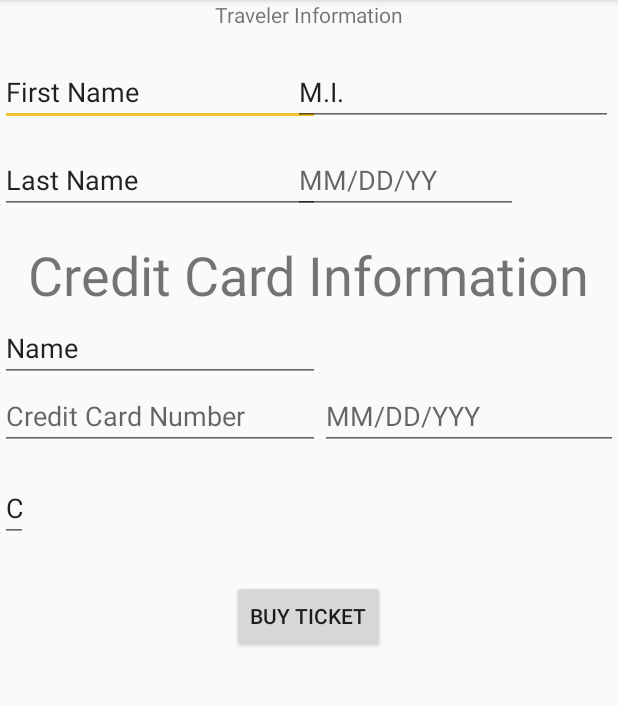
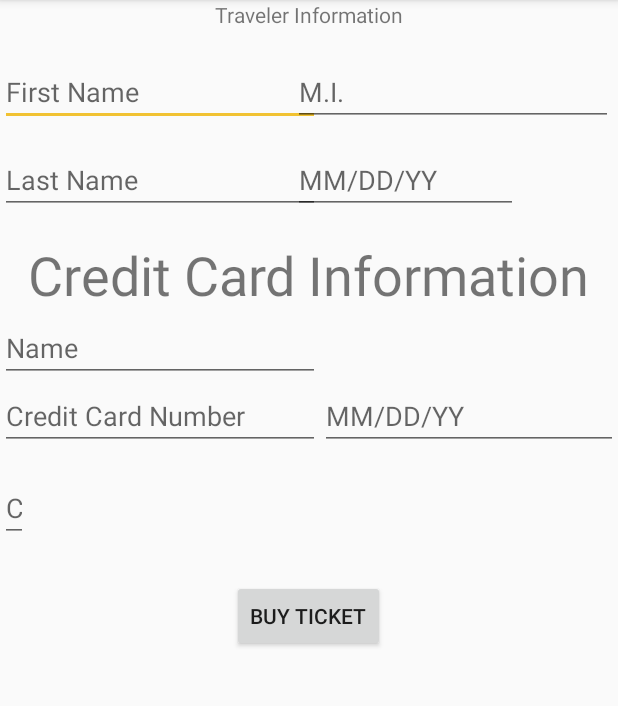
Before and after one commit to violetaria/FlyAway, an Android app: the TravelerInfo screen opened directly, with no data from a screen before it, on a phone screen of 412 x 824 dp, the part 84-790 px from its top. Run offline under Robolectric (Android 15) with nearby library versions, the phone set to English and light mode, and no system bars.

Commit message:
added confirmation page changed words to hints on traveler info page

```diff
--- a/app/src/main/res/layout/activity_main.xml
+++ b/app/src/main/res/layout/activity_main.xml
@@ -101,7 +101,7 @@
     <ImageView
         android:id="@+id/ivLogo"
         android:layout_width="wrap_content" android:layout_height="wrap_content"
-        android:layout_alignTop="@+id/tvTitle" android:layout_centerHorizontal="true"
+        android:layout_centerHorizontal="true"
         android:layout_marginTop="40dp" app:srcCompat="@drawable/flyaway_logo"/>
 
 </RelativeLayout>
--- a/app/src/main/res/layout/activity_payment_summary.xml
+++ b/app/src/main/res/layout/activity_payment_summary.xml
@@ -141,8 +141,8 @@
         android:layout_above="@+id/button2"
         android:layout_alignEnd="@+id/tvDate5"
         android:layout_marginBottom="13dp"
-        android:text="View Payment Schedule"
-        android:textColorLink="@android:color/darker_gray"
+        android:text="@string/ps_underline"
+        android:textColor="#0645AD"
         android:textSize="16sp" />
 
     <TextView
--- a/app/src/main/res/layout/activity_traveler_info.xml
+++ b/app/src/main/res/layout/activity_traveler_info.xml
@@ -13,10 +13,10 @@
         android:layout_weight="1"
         android:ems="10"
         android:inputType="textPersonName"
-        android:text="First Name"
         android:layout_below="@+id/textView2"
         android:layout_alignParentStart="true"
-        android:layout_marginTop="19dp" />
+        android:layout_marginTop="19dp"
+        android:hint="First Name"/>
 
     <TextView
         android:id="@+id/textView2"
@@ -36,7 +36,7 @@
         android:layout_marginStart="195dp"
         android:ems="10"
         android:inputType="textPersonName"
-        android:text="M.I."
+        android:hint="M.I."
         />
 
     <EditText
@@ -48,7 +48,8 @@
         android:layout_marginTop="13dp"
         android:ems="10"
         android:inputType="textPersonName"
-        android:text="Last Name" />
+        android:hint="Last Name"
+        />
 
     <TextView
         android:id="@+id/textView18"
@@ -67,9 +68,9 @@
         android:layout_height="wrap_content"
         android:ems="10"
         android:inputType="textPersonName"
-        android:text="Name"
         android:layout_above="@+id/exp_date"
-        android:layout_alignParentStart="true" />
+        android:layout_alignParentStart="true"
+        android:hint="Name"/>
 
     <EditText
         android:id="@+id/cc_number"
@@ -94,7 +95,7 @@
         android:longClickable="false"
         android:focusable="false"
         android:focusableInTouchMode="false"
-        android:hint="MM/DD/YYY"/>
+        android:hint="@string/mm_dd_yy"/>
 
     <EditText
         android:id="@+id/dob"
@@ -117,10 +118,10 @@
         android:layout_marginTop="16dp"
         android:ems="10"
         android:inputType="textPersonName"
-        android:text="CVV"
         android:layout_below="@+id/cc_number"
         android:layout_alignParentStart="true"
-        android:layout_toStartOf="@+id/textView18" />
+        android:layout_toStartOf="@+id/textView18"
+        android:hint="CVV"/>
 
     <Button
         android:id="@+id/button4"
--- a/app/src/main/res/values/strings.xml
+++ b/app/src/main/res/values/strings.xml
@@ -8,4 +8,5 @@
     <string name="pay_today">You Pay Today</string>
     <string name="round_trip">Round Trip</string>
     <string name="one_way">One Way</string>
+    <string name="ps_underline"><u>View Payment Schedule</u></string>
 </resources>
```
Also changed, not shown: app/src/main/AndroidManifest.xml (+4 -4 lines), app/src/main/java/com/flyaway/app/Confirmation.java (added, +13 -0 lines), app/src/main/res/layout/activity_confirmation.xml (added, +37 -0 lines), app/src/main/res/layout/activity_flight_list.xml (+8 -6 lines).
